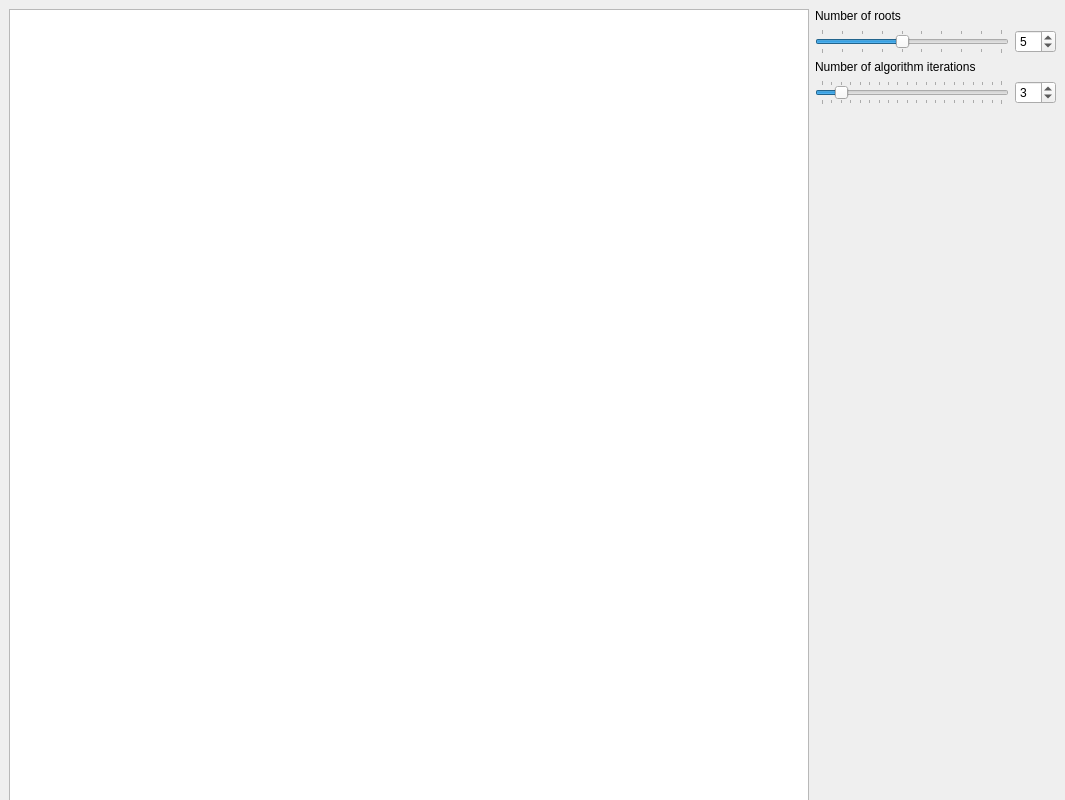
This is mainwindow.ui in jimga150/NewtonFractal as Qt 5 draws it before an edit. The edited form follows.
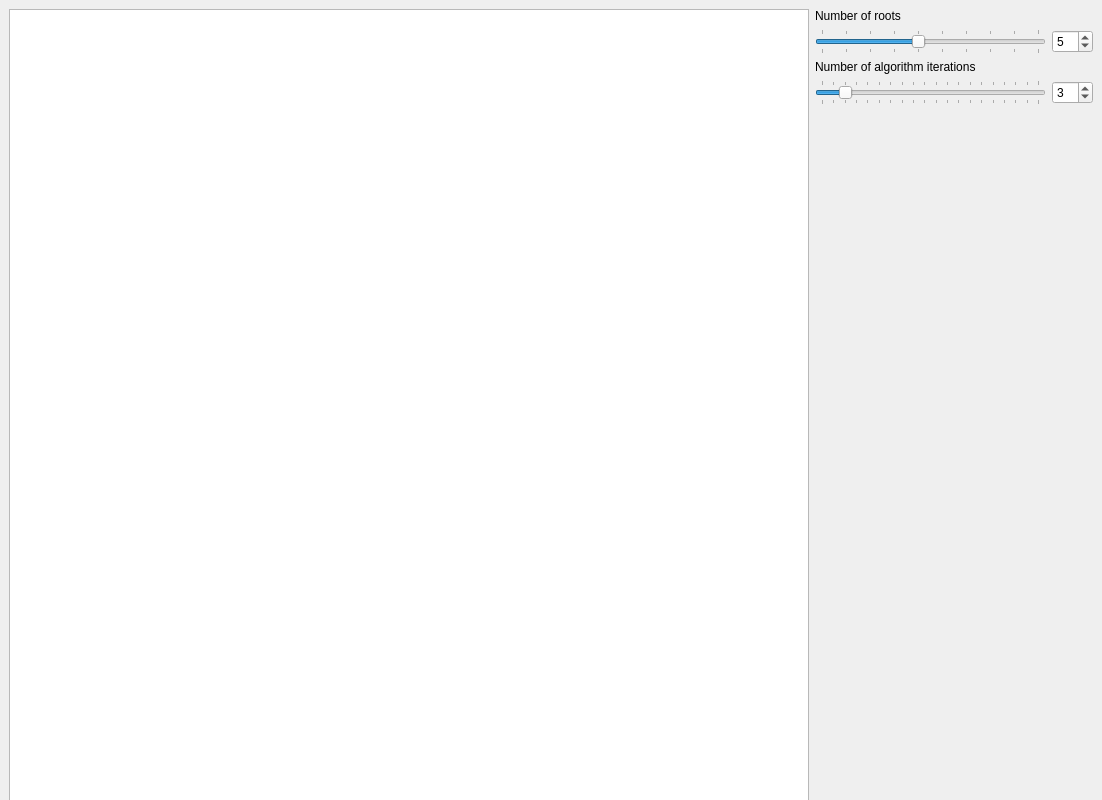
This is the edited form.

```diff
--- a/mainwindow.ui
+++ b/mainwindow.ui
@@ -6,7 +6,7 @@
    <rect>
     <x>0</x>
     <y>0</y>
-    <width>1065</width>
+    <width>1102</width>
     <height>800</height>
    </rect>
   </property>
@@ -74,12 +74,18 @@
         </property>
        </widget>
       </item>
-      <item row="2" column="0" colspan="2">
-       <widget class="QLabel" name="label">
-        <property name="text">
-         <string>Number of algorithm iterations</string>
+      <item row="5" column="0" colspan="2">
+       <spacer name="verticalSpacer">
+        <property name="orientation">
+         <enum>Qt::Vertical</enum>
         </property>
-       </widget>
+        <property name="sizeHint" stdset="0">
+         <size>
+          <width>20</width>
+          <height>40</height>
+         </size>
+        </property>
+       </spacer>
       </item>
       <item row="3" column="1">
        <widget class="QSpinBox" name="num_iter_spinbox">
@@ -126,18 +132,12 @@
         </property>
        </widget>
       </item>
-      <item row="4" column="0" colspan="2">
-       <spacer name="verticalSpacer">
-        <property name="orientation">
-         <enum>Qt::Vertical</enum>
+      <item row="2" column="0" colspan="2">
+       <widget class="QLabel" name="label">
+        <property name="text">
+         <string>Number of algorithm iterations</string>
         </property>
-        <property name="sizeHint" stdset="0">
-         <size>
-          <width>20</width>
-          <height>40</height>
-         </size>
-        </property>
-       </spacer>
+       </widget>
       </item>
      </layout>
     </item>
```
Left out of the diff: 3 changed lines with no effect on the pictures.
